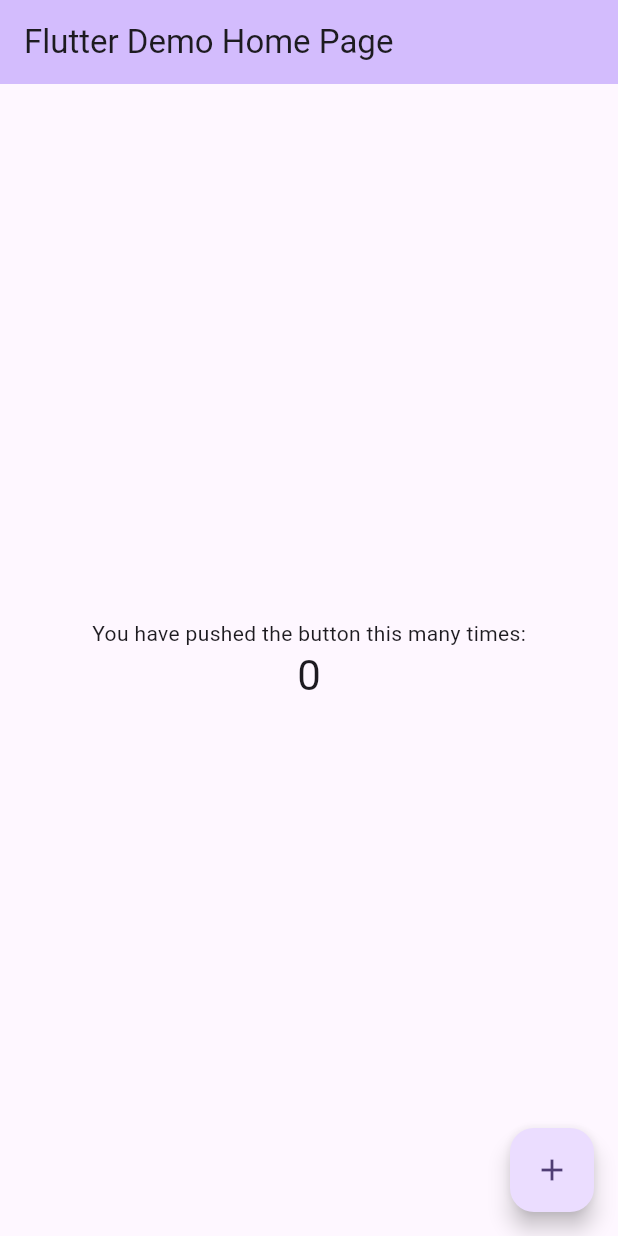
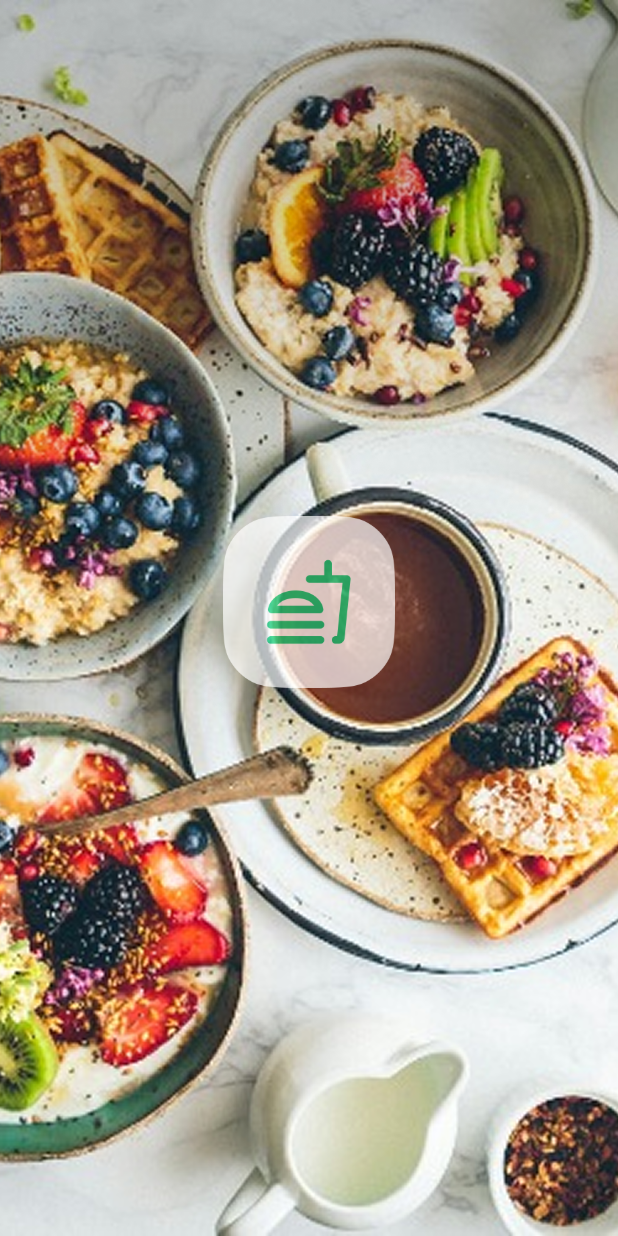
Before and after one commit to FakhrElddin/street_bite_app, a Flutter app: the first screen one second after launch, on a phone screen of 412 x 824 dp. Run offline on Flutter 3.47's test engine with Material 3 defaults, Android fonts, the phone set to English and light mode, and no system bars.

Commit message:
create splash screen with fade animation

```diff
--- /dev/null
+++ b/lib/core/utils/app_assets.dart
@@ -0,0 +1,4 @@
+abstract final class AppAssets {
+  static const String splashImage = 'assets/images/splash_image.png';
+  static const String splashLogo = 'assets/images/splash_logo.png';
+}
--- /dev/null
+++ b/lib/core/utils/app_colors.dart
@@ -0,0 +1,6 @@
+import 'package:flutter/material.dart';
+
+abstract final class AppColors {
+  static const Color primaryColor = Color(0xFF00C874);
+  static const Color whiteColor = Colors.white;
+}
--- /dev/null
+++ b/lib/features/splash/presentation/screens/splash_screen.dart
@@ -0,0 +1,75 @@
+import 'package:flutter/material.dart';
+import 'package:street_bite_app/core/utils/app_assets.dart';
+import 'package:street_bite_app/features/auth/presentation/screens/login_screen.dart';
+
+class SplashScreen extends StatefulWidget {
+  const SplashScreen({super.key});
+
+  @override
+  State<SplashScreen> createState() => _SplashScreenState();
+}
+
+class _SplashScreenState extends State<SplashScreen>
+    with SingleTickerProviderStateMixin {
+  late final AnimationController _animationController;
+  late final Animation<double> _fadeAnimation;
+
+  @override
+  void initState() {
+    super.initState();
+    _setupAnimation();
+    _scheduleNavigation();
+  }
+
+  void _setupAnimation() {
+    _animationController = AnimationController(
+      vsync: this,
+      duration: const Duration(seconds: 1),
+    );
+    _fadeAnimation = CurvedAnimation(
+      parent: _animationController,
+      curve: Curves.easeIn,
+    );
+    _animationController.forward();
+  }
+
+  void _scheduleNavigation() {
+    Future.delayed(Duration(seconds: 2)).then((value) {
+      if (!mounted) return;
+      Navigator.of(context).pushReplacement(
+        MaterialPageRoute(builder: (context) => const LoginScreen()),
+      );
+    });
+  }
+
+  @override
+  void dispose() {
+    _animationController.dispose();
+    super.dispose();
+  }
+
+  @override
+  Widget build(BuildContext context) {
+    final screenHeight = MediaQuery.sizeOf(context).height;
+    return Scaffold(
+      body: Stack(
+        alignment: Alignment.center,
+        children: [
+          Image.asset(
+            width: double.infinity,
+            height: double.infinity,
+            AppAssets.splashImage,
+            fit: BoxFit.cover,
+          ),
+          FadeTransition(
+            opacity: _fadeAnimation,
+            child: Image.asset(
+              AppAssets.splashLogo,
+              height: screenHeight * 0.2,
+            ),
+          ),
+        ],
+      ),
+    );
+  }
+}
--- a/lib/main.dart
+++ b/lib/main.dart
@@ -1,4 +1,5 @@
 import 'package:flutter/material.dart';
+import 'package:street_bite_app/features/splash/presentation/screens/splash_screen.dart';
 
 void main() {
   runApp(const MyApp());
@@ -7,116 +8,11 @@ void main() {
 class MyApp extends StatelessWidget {
   const MyApp({super.key});
 
-  // This widget is the root of your application.
   @override
   Widget build(BuildContext context) {
     return MaterialApp(
-      title: 'Flutter Demo',
-      theme: ThemeData(
-        // This is the theme of your application.
-        //
-        // TRY THIS: Try running your application with "flutter run". You'll see
-        // the application has a purple toolbar. Then, without quitting the app,
-        // try changing the seedColor in the colorScheme below to Colors.green
-        // and then invoke "hot reload" (save your changes or press the "hot
-        // reload" button in a Flutter-supported IDE, or press "r" if you used
-        // the command line to start the app).
-        //
-        // Notice that the counter didn't reset back to zero; the application
-        // state is not lost during the reload. To reset the state, use hot
-        // restart instead.
-        //
-        // This works for code too, not just values: Most code changes can be
-        // tested with just a hot reload.
-        colorScheme: .fromSeed(seedColor: Colors.deepPurple),
-      ),
-      home: const MyHomePage(title: 'Flutter Demo Home Page'),
+      debugShowCheckedModeBanner: false,
+      home: SplashScreen(),
     );
   }
 }
-
-class MyHomePage extends StatefulWidget {
-  const MyHomePage({super.key, required this.title});
-
-  // This widget is the home page of your application. It is stateful, meaning
-  // that it has a State object (defined below) that contains fields that affect
-  // how it looks.
-
-  // This class is the configuration for the state. It holds the values (in this
-  // case the title) provided by the parent (in this case the App widget) and
-  // used by the build method of the State. Fields in a Widget subclass are
-  // always marked "final".
-
-  final String title;
-
-  @override
-  State<MyHomePage> createState() => _MyHomePageState();
-}
-
-class _MyHomePageState extends State<MyHomePage> {
-  int _counter = 0;
-
-  void _incrementCounter() {
-    setState(() {
-      // This call to setState tells the Flutter framework that something has
-      // changed in this State, which causes it to rerun the build method below
-      // so that the display can reflect the updated values. If we changed
-      // _counter without calling setState(), then the build method would not be
-      // called again, and so nothing would appear to happen.
-      _counter++;
-    });
-  }
-
-  @override
-  Widget build(BuildContext context) {
-    // This method is rerun every time setState is called, for instance as done
-    // by the _incrementCounter method above.
-    //
-    // The Flutter framework has been optimized to make rerunning build methods
-    // fast, so that you can just rebuild anything that needs updating rather
-    // than having to individually change instances of widgets.
-    return Scaffold(
-      appBar: AppBar(
-        // TRY THIS: Try changing the color here to a specific color (to
-        // Colors.amber, perhaps?) and trigger a hot reload to see the AppBar
-        // change color while the other colors stay the same.
-        backgroundColor: Theme.of(context).colorScheme.inversePrimary,
-        // Here we take the value from the MyHomePage object that was created by
-        // the App.build method, and use it to set our appbar title.
-        title: Text(widget.title),
-      ),
-      body: Center(
-        // Center is a layout widget. It takes a single child and positions it
-        // in the middle of the parent.
-        child: Column(
-          // Column is also a layout widget. It takes a list of children and
-          // arranges them vertically. By default, it sizes itself to fit its
-          // children horizontally, and tries to be as tall as its parent.
-          //
-          // Column has various properties to control how it sizes itself and
-          // how it positions its children. Here we use mainAxisAlignment to
-          // center the children vertically; the main axis here is the vertical
-          // axis because Columns are vertical (the cross axis would be
-          // horizontal).
-          //
-          // TRY THIS: Invoke "debug painting" (choose the "Toggle Debug Paint"
-          // action in the IDE, or press "p" in the console), to see the
-          // wireframe for each widget.
-          mainAxisAlignment: .center,
-          children: [
-            const Text('You have pushed the button this many times:'),
-            Text(
-              '$_counter',
-              style: Theme.of(context).textTheme.headlineMedium,
-            ),
-          ],
-        ),
-      ),
-      floatingActionButton: FloatingActionButton(
-        onPressed: _incrementCounter,
-        tooltip: 'Increment',
-        child: const Icon(Icons.add),
-      ),
-    );
-  }
-}
--- a/pubspec.yaml
+++ b/pubspec.yaml
@@ -58,8 +58,8 @@ flutter:
   uses-material-design: true
 
   # To add assets to your application, add an assets section, like this:
-  # assets:
-  #   - images/a_dot_burr.jpeg
+  assets:
+    - assets/images/
   #   - images/a_dot_ham.jpeg
 
   # An image asset can refer to one or more resolution-specific "variants", see
```
Also changed, not shown: lib/features/auth/presentation/screens/login_screen.dart (added, +11 -0 lines), assets/images/splash_image.png (added), assets/images/splash_logo.png (added).
